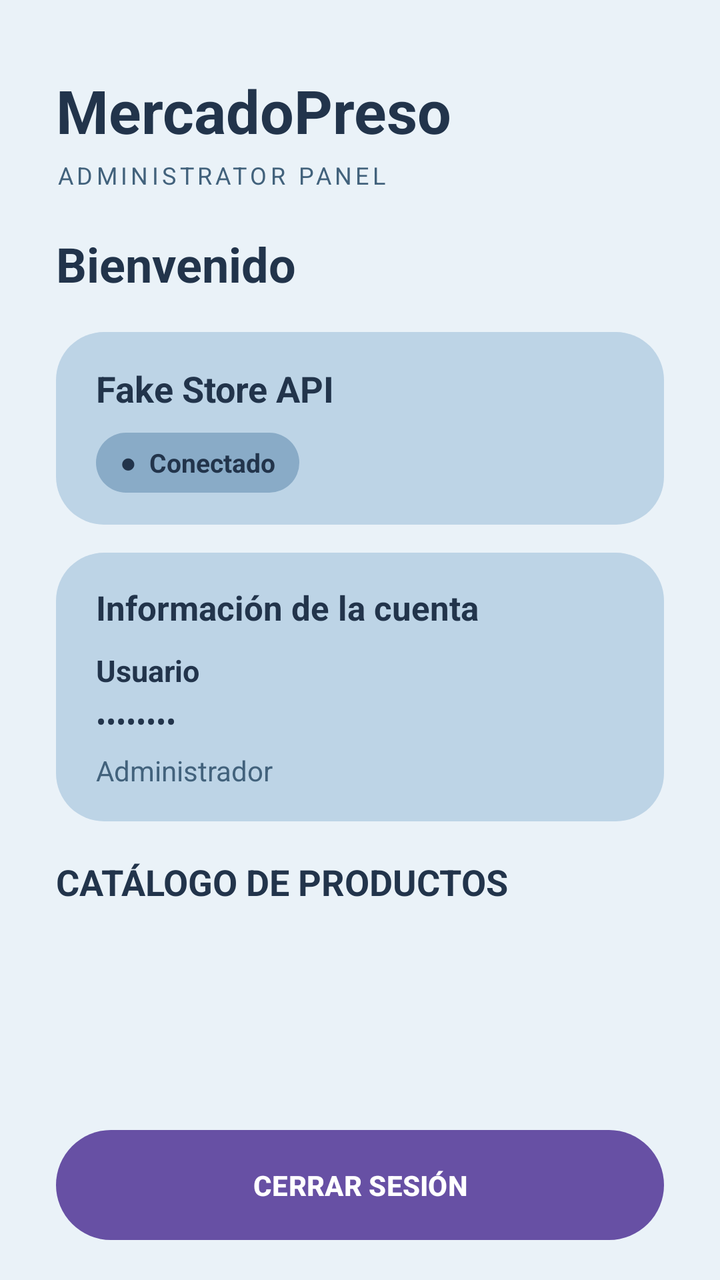
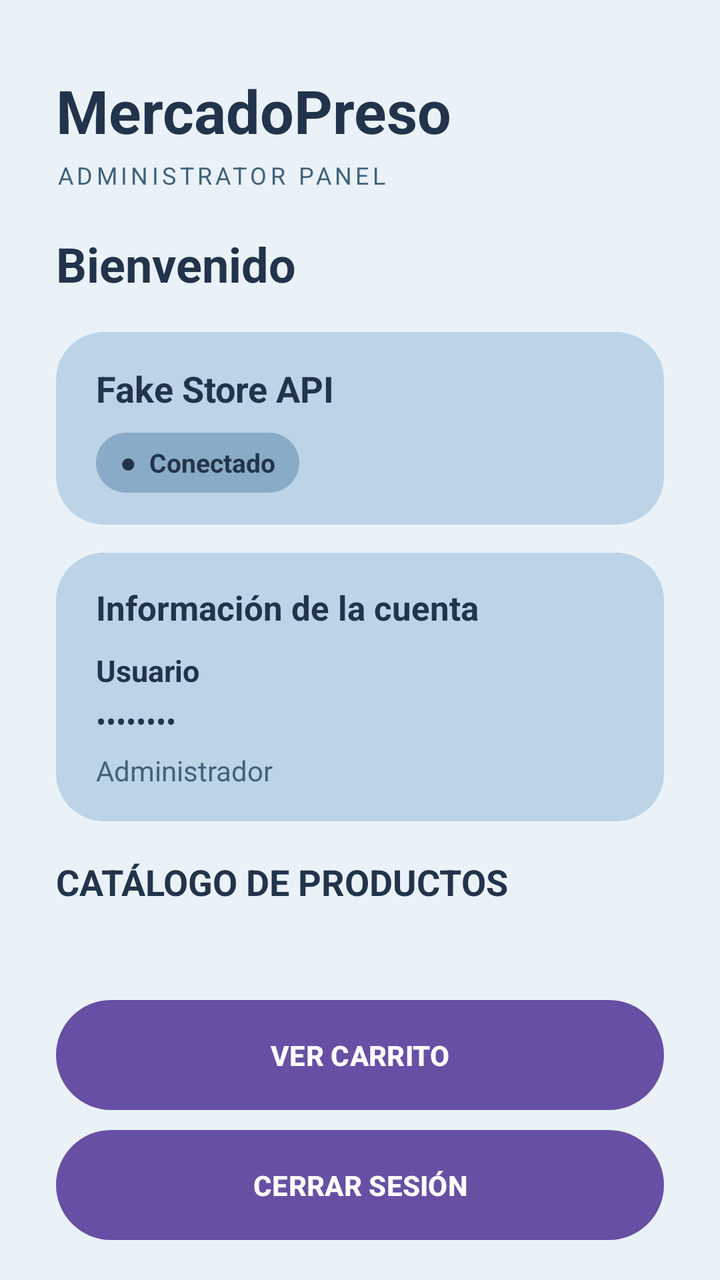

Compare the two renders of this Android layout. The source of the first and the diff that turns it into the second are given below.
<!-- AndroidManifest.xml: application theme Theme.MovieReviews -->
<!-- res/layout/activity_home.xml -->
<?xml version="1.0" encoding="utf-8"?>
<LinearLayout
    xmlns:android="http://schemas.android.com/apk/res/android"
    android:layout_width="match_parent"
    android:layout_height="match_parent"
    android:orientation="vertical"
    android:background="@color/background_light"
    android:paddingLeft="28dp"
    android:paddingRight="28dp"
    android:paddingTop="35dp"
    android:paddingBottom="20dp">

    
    <TextView
        android:layout_width="wrap_content"
        android:layout_height="wrap_content"
        android:text="MercadoPreso"
        android:textColor="@color/navy"
        android:textSize="30sp"
        android:textStyle="bold" />

    
    <TextView
        android:layout_width="wrap_content"
        android:layout_height="wrap_content"
        android:text="ADMINISTRATOR PANEL"
        android:textColor="@color/blue_dark"
        android:textSize="12sp"
        android:letterSpacing="0.15"
        android:layout_marginTop="4dp"
        android:layout_marginBottom="20dp" />

    
    <TextView
        android:id="@+id/welcomeText"
        android:layout_width="wrap_content"
        android:layout_height="wrap_content"
        android:text="Bienvenido"
        android:textColor="@color/navy"
        android:textSize="24sp"
        android:textStyle="bold"
        android:layout_marginBottom="18dp" />

    
    <LinearLayout
        android:id="@+id/apiCard"
        android:layout_width="match_parent"
        android:layout_height="wrap_content"
        android:background="@drawable/admin_card_background"
        android:orientation="vertical"
        android:layout_marginBottom="14dp">

        <TextView
            android:layout_width="wrap_content"
            android:layout_height="wrap_content"
            android:text="Fake Store API"
            android:textColor="@color/navy"
            android:textSize="18sp"
            android:textStyle="bold" />

        <TextView
            android:id="@+id/apiStatusText"
            android:layout_width="wrap_content"
            android:layout_height="wrap_content"
            android:background="@drawable/status_background"
            android:text="●  Conectado"
            android:textColor="@color/navy"
            android:textSize="13sp"
            android:textStyle="bold"
            android:layout_marginTop="10dp" />

    </LinearLayout>

    
    <LinearLayout
        android:id="@+id/accountCard"
        android:layout_width="match_parent"
        android:layout_height="wrap_content"
        android:background="@drawable/admin_card_background"
        android:orientation="vertical"
        android:layout_marginBottom="18dp">

        <TextView
            android:layout_width="wrap_content"
            android:layout_height="wrap_content"
            android:text="Información de la cuenta"
            android:textColor="@color/navy"
            android:textSize="17sp"
            android:textStyle="bold"
            android:layout_marginBottom="10dp" />

        <TextView
            android:id="@+id/usernameText"
            android:layout_width="wrap_content"
            android:layout_height="wrap_content"
            android:text="Usuario"
            android:textColor="@color/navy"
            android:textSize="15sp"
            android:textStyle="bold" />

        <TextView
            android:id="@+id/passwordText"
            android:layout_width="wrap_content"
            android:layout_height="wrap_content"
            android:text="••••••••"
            android:textColor="@color/navy"
            android:textSize="15sp"
            android:layout_marginTop="5dp" />

        <TextView
            android:id="@+id/roleText"
            android:layout_width="wrap_content"
            android:layout_height="wrap_content"
            android:text="Administrador"
            android:textColor="@color/blue_dark"
            android:textSize="14sp"
            android:layout_marginTop="5dp" />

    </LinearLayout>

    
    <TextView
        android:layout_width="wrap_content"
        android:layout_height="wrap_content"
        android:text="CATÁLOGO DE PRODUCTOS"
        android:textColor="@color/navy"
        android:textSize="18sp"
        android:textStyle="bold"
        android:layout_marginBottom="10dp" />

    
    <Spinner
        android:id="@+id/categorySpinner"
        android:layout_width="match_parent"
        android:layout_height="48dp"
        android:layout_marginBottom="10dp"
        android:contentDescription="Seleccionar categoría"
        android:visibility="gone" />

    
    <ProgressBar
        android:id="@+id/loadingProgress"
        android:layout_width="45dp"
        android:layout_height="45dp"
        android:layout_gravity="center"
        android:visibility="gone" />

    
    <TextView
        android:id="@+id/catalogErrorText"
        android:layout_width="match_parent"
        android:layout_height="wrap_content"
        android:text="No se pudo cargar el catálogo"
        android:textColor="@color/blue_dark"
        android:textSize="15sp"
        android:gravity="center"
        android:visibility="gone"
        android:layout_marginTop="10dp"
        android:layout_marginBottom="10dp" />

    
    <Button
        android:id="@+id/retryButton"
        android:layout_width="180dp"
        android:layout_height="50dp"
        android:layout_gravity="center"
        android:background="@drawable/button_background"
        android:backgroundTint="@null"
        android:text="REINTENTAR"
        android:textColor="@color/white"
        android:textStyle="bold"
        android:visibility="gone"
        android:layout_marginBottom="10dp" />

    
    <androidx.recyclerview.widget.RecyclerView
        android:id="@+id/productsRecyclerView"
        android:layout_width="match_parent"
        android:layout_height="0dp"
        android:layout_weight="1"
        android:clipToPadding="false"
        android:paddingBottom="10dp" />

    
    <Button
        android:id="@+id/logoutButton"
        android:layout_width="match_parent"
        android:layout_height="55dp"
        android:background="@drawable/button_background"
        android:backgroundTint="@null"
        android:text="CERRAR SESIÓN"
        android:textColor="@color/white"
        android:textSize="14sp"
        android:textStyle="bold"
        android:layout_marginTop="10dp" />

</LinearLayout>
<!-- resources referenced by this layout -->
<resources>
  <color name="background_light">#EAF2F8</color>
  <color name="blue_dark">#42627C</color>
  <color name="navy">#22344B</color>
  <color name="white">#FFFFFF</color>
  <!-- drawable admin_card_background (drawable) -->
  <?xml version="1.0" encoding="utf-8"?>
  <shape xmlns:android="http://schemas.android.com/apk/res/android"
      android:shape="rectangle">
  
      <solid android:color="@color/blue_light" />
  
      <corners android:radius="24dp" />
  
      <padding
          android:left="20dp"
          android:top="16dp"
          android:right="20dp"
          android:bottom="16dp" />
  
  </shape>
  <!-- drawable button_background (drawable) -->
  <?xml version="1.0" encoding="utf-8"?>
  <shape
      xmlns:android="http://schemas.android.com/apk/res/android"
      android:shape="rectangle">
  
      <solid android:color="@color/navy" />
  
      <corners android:radius="30dp" />
  
  </shape>
  <!-- drawable status_background (drawable) -->
  <?xml version="1.0" encoding="utf-8"?>
  <shape xmlns:android="http://schemas.android.com/apk/res/android"
      android:shape="rectangle">
  
      <solid android:color="@color/blue_medium" />
  
      <corners android:radius="20dp" />
  
      <padding
          android:left="12dp"
          android:top="6dp"
          android:right="12dp"
          android:bottom="6dp" />
  
  </shape>
  <style name="Theme.MovieReviews" parent="Base.Theme.MovieReviews" />
  <color name="blue_light">#BDD4E6</color>
  <color name="blue_medium">#89ABC7</color>
  <style name="Base.Theme.MovieReviews" parent="Theme.Material3.DayNight.NoActionBar">
          
          
      </style>
</resources>

<!-- the commit's change to res/layout/activity_home.xml (unified diff, before → after) -->
@@ -183,6 +183,19 @@
 
     
     <Button
+        android:id="@+id/cartButton"
+        android:layout_width="match_parent"
+        android:layout_height="55dp"
+        android:background="@drawable/button_background"
+        android:backgroundTint="@null"
+        android:text="VER CARRITO"
+        android:textColor="@color/white"
+        android:textSize="14sp"
+        android:textStyle="bold"
+        android:layout_marginTop="10dp" />
+
+    
+    <Button
         android:id="@+id/logoutButton"
         android:layout_width="match_parent"
         android:layout_height="55dp"
